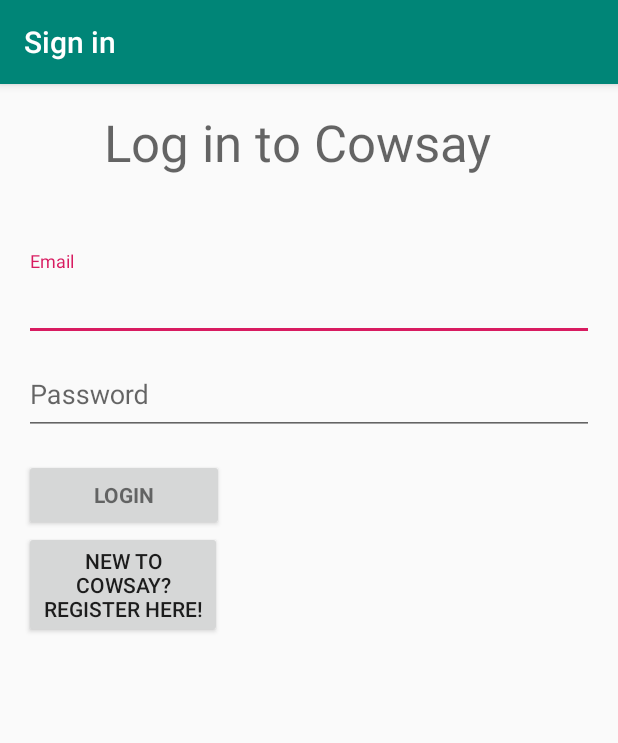
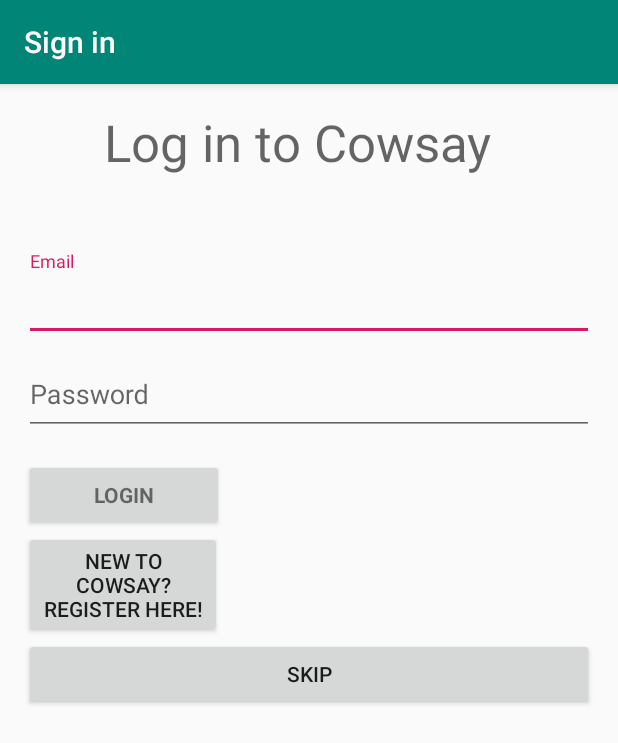
Before and after one commit to iMouath/hackathon19, an Android app: the LoginActivity screen opened directly, with no data from a screen before it, on a phone screen of 412 x 824 dp. Shown: the top 743 px of the screen. Run offline under Robolectric (Android 15) with nearby library versions, the phone set to English and light mode, and no system bars; our stand-ins replace Firebase (no records; nobody signed in at launch, a user with empty details on screens opened directly); 2 statements that could not run were skipped.

Commit message:
Implemented a few hacks

```diff
--- a/app/src/main/java/com/example/hackathon19/LoginActivity.java
+++ b/app/src/main/java/com/example/hackathon19/LoginActivity.java
@@ -438,4 +438,9 @@ public class LoginActivity extends AppCompatActivity implements LoaderCallbacks<
 //            showProgress(false);
 //        }
 //    }
+    public void skipBtnPressed(View v)
+    {
+        Intent i = new Intent(this, HomeScreen.class);
+        this.startActivity(i);
+    }
 }
--- a/app/src/main/res/layout/activity_login.xml
+++ b/app/src/main/res/layout/activity_login.xml
@@ -90,6 +90,13 @@
                 android:onClick="onClick"
                 android:text="@string/new_to_cowsay_register_here" />
 
+            <Button
+                android:id="@+id/skipbtn"
+                android:layout_width="match_parent"
+                android:layout_height="wrap_content"
+                android:onClick="skipBtnPressed"
+                android:text="Skip" />
+
         </LinearLayout>
     </ScrollView>
 
```
